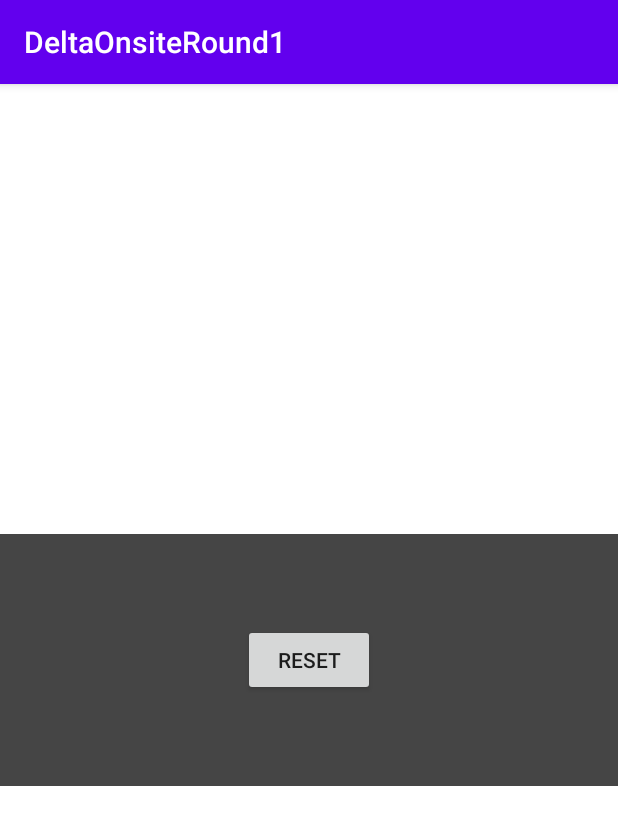
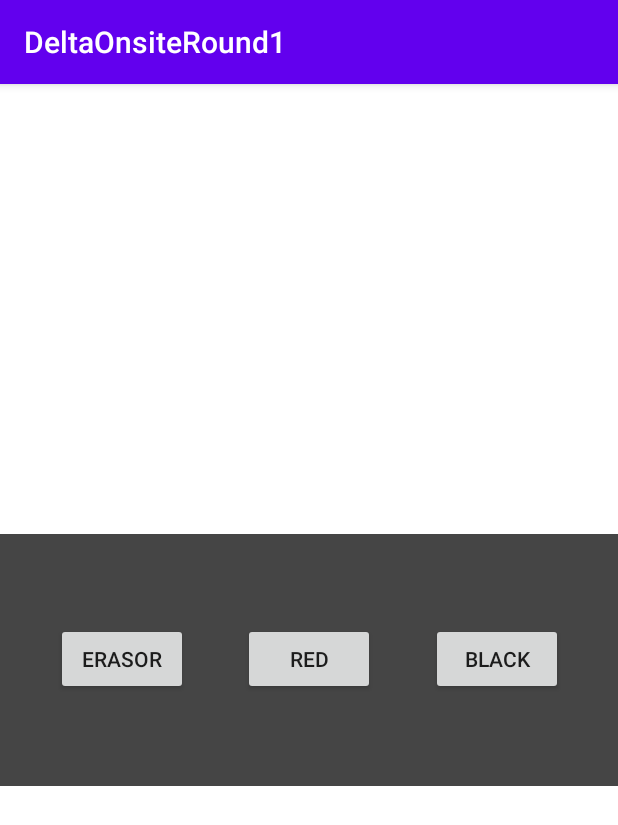
Before and after one commit to satyamurti/DeltaOnsiteRound1, an Android app: the screen it shows after launch (MainActivity), on a phone screen of 412 x 824 dp. Shown: the top 825 px of the screen. Run offline under Robolectric (Android 15) with nearby library versions, the phone set to English and light mode, and no system bars.

Commit message:
initial commit 4

```diff
--- /dev/null
+++ b/app/src/main/java/com/mrspd/deltaonsiteround1/DrawingView.kt
@@ -0,0 +1,71 @@
+package com.mrspd.deltaonsiteround1
+
+import android.content.Context
+import android.graphics.Canvas
+import android.graphics.Color
+import android.graphics.Paint
+import android.graphics.Path
+import android.view.MotionEvent
+import android.view.View
+
+
+class DrawingView(context: Context?) : View(context) {
+    var mX = 50f
+    var mY = 50f
+    private val circlePaint: Paint
+    private val circlePath: Path
+    override fun onDraw(canvas: Canvas) {
+        super.onDraw(canvas)
+        canvas.drawPath(path, paint)
+        canvas.drawPath(circlePath, circlePaint)
+        postInvalidate()
+    }
+
+    override fun onTouchEvent(event: MotionEvent): Boolean {
+        super.onTouchEvent(event)
+        mX = event.x
+        mY = event.y
+        when (event.action) {
+            MotionEvent.ACTION_DOWN -> {
+                path.moveTo(mX, mY)
+            }
+            MotionEvent.ACTION_MOVE -> {
+                circlePath.reset()
+                circlePath.addCircle(mX, mY, 30F, Path.Direction.CW)
+                path.lineTo(mX, mY)
+            }
+            MotionEvent.ACTION_UP -> {
+                return false
+            }
+        }
+        invalidate()
+        return true
+    }
+
+    companion object {
+        var paint: Paint = Paint()
+        var path: Path = Path()
+
+
+    }
+
+    init {
+        paint = Paint()
+        path = Path()
+        paint.isAntiAlias = true
+        paint.isDither = true
+        paint.color = Color.GREEN
+        paint.style = Paint.Style.STROKE
+        paint.strokeJoin = Paint.Join.ROUND
+        paint.strokeCap = Paint.Cap.ROUND
+        paint.strokeWidth = 12f
+
+        circlePaint = Paint()
+        circlePath = Path()
+        circlePaint.isAntiAlias = true
+        circlePaint.color = Color.BLUE
+        circlePaint.style = Paint.Style.STROKE
+        circlePaint.strokeJoin = Paint.Join.MITER
+        circlePaint.strokeWidth = 4f
+    }
+}
--- a/app/src/main/java/com/mrspd/deltaonsiteround1/Fragment1.kt
+++ b/app/src/main/java/com/mrspd/deltaonsiteround1/Fragment1.kt
@@ -1,167 +1,70 @@
 package com.mrspd.deltaonsiteround1
 
 import android.content.Context
-import android.graphics.*
+import android.graphics.Path
 import android.os.Bundle
-import android.util.Log.d
 import android.view.LayoutInflater
-import android.view.MotionEvent
 import android.view.View
 import android.view.ViewGroup
 import android.widget.RelativeLayout
 import androidx.fragment.app.Fragment
-import androidx.fragment.app.FragmentActivity
-import androidx.lifecycle.LiveData
-//import com.mrspd.deltaonsiteround1.MainActivity.Companion.pathh
 
+import com.mrspd.deltaonsiteround1.DrawingView.Companion.path
 
 class Fragment1 : Fragment() {
-    lateinit var pathsInterface: PathsInterface
-    private  var  mPath: Path = Path()
-    private lateinit var mPaint: Paint
-    lateinit var count: LiveData<Path>
+    var drawView: RelativeLayout? = null
+    var listener: Fragment1Listener? = null
 
-    companion object {
-        const val TOUCH_TOLERANCE = 4f
-        fun newInstance(): Fragment1 {
-            return Fragment1()
+    interface Fragment1Listener {
+        fun sendPath1(path: Path?)
+    }
+
+    override fun onCreateView(
+        inflater: LayoutInflater, container: ViewGroup?,
+        savedInstanceState: Bundle?
+    ): View? {
+        val rootView: View =
+            inflater.inflate(R.layout.fragment1, container, false)
+        drawView = rootView.findViewById(R.id.rect)
+        return rootView
+    }
+
+    override fun onViewCreated(
+        view: View,
+        savedInstanceState: Bundle?
+    ) {
+        super.onViewCreated(view, savedInstanceState)
+        drawingView = DrawingView(this.context)
+        drawView!!.addView(drawingView)
+        listener!!.sendPath1(path)
+
+    }
+
+    override fun onAttach(context: Context) {
+        super.onAttach(context)
+        if (context is Fragment2.Fragment2Listener) {
+            listener = context as Fragment1Listener
         }
     }
 
-    override fun onCreateView(
-        inflater: LayoutInflater,
-        container: ViewGroup?,
-        savedInstanceState: Bundle?
-    ): View? {
-
-        val rootView: View =
-            inflater.inflate(R.layout.fragment1, container, false)
-        val relativeLayout =
-            rootView.findViewById<View>(R.id.rect) as RelativeLayout
-        relativeLayout.addView(DrawingView(activity))
-
-        return rootView;
+    override fun onDetach() {
+        super.onDetach()
+        listener = null
     }
 
     override fun onActivityCreated(savedInstanceState: Bundle?) {
         super.onActivityCreated(savedInstanceState)
-        val mainActivity = MainActivity
-        mPaint = Paint()
-        mPaint.isAntiAlias = true
-        mPaint.isDither = true
-        mPaint.color = Color.GREEN
-        mPaint.style = Paint.Style.STROKE
-        mPaint.strokeJoin = Paint.Join.ROUND
-        mPaint.strokeCap = Paint.Cap.ROUND
-        mPaint.strokeWidth = 12f
-
-
-    }
-    override fun onAttach(context: Context) {
-        super.onAttach(context)
-        if (context is PathsInterface) {
-            pathsInterface = context as PathsInterface
-        } else {
-            throw RuntimeException(
-                context.toString()
-                        + " must implement FragmentAListener"
-            )
-        }
-    }
-    inner class DrawingView(context: FragmentActivity?) : View(context) {
-        val mainActivity = MainActivity
-        private lateinit var mBitmap: Bitmap
-        private lateinit var mCanvas: Canvas
-        private var mPath: Path = Path()
-        private val mBitmapPaint: Paint
-        private val circlePaint: Paint
-        private val circlePath: Path
-        override fun onSizeChanged(w: Int, h: Int, oldw: Int, oldh: Int) {
-            super.onSizeChanged(w, h, oldw, oldh)
-            mBitmap = Bitmap.createBitmap(w, h, Bitmap.Config.ARGB_8888)
-            mCanvas = Canvas(mBitmap)
-        }
-
-        override fun onDraw(canvas: Canvas) {
-            super.onDraw(canvas)
-//            pathh.value = mPath //livedata waala
-//            pathLiveData.value = mPath
-            canvas.drawBitmap(mBitmap, 0F, 0F, mBitmapPaint)
-            canvas.drawPath(mPath, mPaint)
-            canvas.drawPath(circlePath, circlePaint)
-
-        }
-
-        private var mX = 0f
-        private var mY = 0f
-         fun touch_start(x: Float, y: Float) {
-
-            mPath.moveTo(x, y)
-            mX = x
-            mY = y
-        }
-
-        private fun touch_move(x: Float, y: Float) {
-            val dx = Math.abs(x - mX)
-            val dy = Math.abs(y - mY)
-            if (dx >= TOUCH_TOLERANCE || dy >= TOUCH_TOLERANCE) {
-                mPath.quadTo(mX, mY, (x + mX) / 2, (y + mY) / 2)
-                mX = x
-                mY = y
-                circlePath.reset()
-                circlePath.addCircle(mX, mY, 30F, Path.Direction.CW)
-                pathsInterface.drawPaths(mPath, activity as MainActivity)
-                d("gghh", " out for delivery to mainactivity from fragment1 ${mPath}")
-            }
-        }
-
-
-        private fun touch_up() {
-            mPath.lineTo(mX, mY)
-            circlePath.reset()
-            mCanvas.drawPath(mPath, mPaint)
-        }
-
-        override fun onTouchEvent(event: MotionEvent): Boolean {
-            val x = event.x
-            val y = event.y
-            when (event.action) {
-                MotionEvent.ACTION_DOWN -> {
-                    touch_start(x, y)
-                    invalidate()
-                }
-                MotionEvent.ACTION_MOVE -> {
-
-                    touch_move(x, y)
-                    invalidate()
-                }
-                MotionEvent.ACTION_UP -> {
-                    touch_up()
-                    invalidate()
-                }
-            }
-            return true
-        }
-
-        init {
-            mPaint = Paint()
-//            if (pathh.value == null){
-//                pathh.value = mPath
-//            }
-//            else{
-//                mPath = pathh.value!!
-//            }
-            mBitmapPaint = Paint(Paint.DITHER_FLAG)
-            circlePaint = Paint()
-            circlePath = Path()
-            circlePaint.isAntiAlias = true
-            circlePaint.color = Color.BLUE
-            circlePaint.style = Paint.Style.STROKE
-            circlePaint.strokeJoin = Paint.Join.MITER
-            circlePaint.strokeWidth = 4f
-        }
-
 
     }
 
+    companion object {
+        var drawingView: DrawingView? = null
+        fun newInstance(): Fragment1 {
+            return Fragment1()
+        }
+
+        fun updatePath1(pathh: Path?) {
+            path = pathh!!
+        }
+    }
 }
--- a/app/src/main/java/com/mrspd/deltaonsiteround1/Fragment2.kt
+++ b/app/src/main/java/com/mrspd/deltaonsiteround1/Fragment2.kt
@@ -1,175 +1,69 @@
 package com.mrspd.deltaonsiteround1
 
 import android.content.Context
-import android.graphics.*
+import android.graphics.Path
 import android.os.Bundle
-import android.util.Log
-import android.util.Log.d
 import android.view.LayoutInflater
-import android.view.MotionEvent
 import android.view.View
 import android.view.ViewGroup
 import android.widget.RelativeLayout
 import androidx.fragment.app.Fragment
-import androidx.lifecycle.LiveData
+import com.mrspd.deltaonsiteround1.DrawingView.Companion.path
 
+class Fragment2 : Fragment() {
+    var drawView: RelativeLayout? = null
+    var listener: Fragment2Listener? = null
 
-class Fragment2 : Fragment(), PathsInterface {
-    var flag = true
+    interface Fragment2Listener {
+        fun sendPath2(path: Path?)
+    }
 
-    private lateinit var mPaint: Paint
-    private var mPath: Path = Path()
-    companion object {
-        const val TOUCH_TOLERANCE = 4f
-        fun newInstance(): Fragment1 {
-            return Fragment1()
+    override fun onCreateView(
+        inflater: LayoutInflater, container: ViewGroup?,
+        savedInstanceState: Bundle?
+    ): View? {
+        val rootView: View =
+            inflater.inflate(R.layout.fragment2, container, false)
+        drawView = rootView.findViewById(R.id.rect)
+        return rootView
+    }
+
+    override fun onViewCreated(
+        view: View,
+        savedInstanceState: Bundle?
+    ) {
+        super.onViewCreated(view, savedInstanceState)
+        drawingView = DrawingView(this.context)
+        drawView!!.addView(drawingView)
+        listener!!.sendPath2(path)
+
+    }
+
+    override fun onAttach(context: Context) {
+        super.onAttach(context)
+        if (context is Fragment1.Fragment1Listener) {
+            listener = context as Fragment2Listener
         }
     }
-    lateinit var drawingView: DrawingView
-    override fun onAttach(context: Context) {
-        super.onAttach(context)
-        drawingView = DrawingView(context)
-    }
-    override fun onCreateView(
-        inflater: LayoutInflater,
-        container: ViewGroup?,
-        savedInstanceState: Bundle?
-    ): View? {
-        drawingView = DrawingView(activity as MainActivity)
-        val rootView: View =
-            inflater.inflate(R.layout.fragment2, container, false)
-        val relativeLayout =
-            rootView.findViewById<View>(R.id.rect) as RelativeLayout
-        relativeLayout.addView(drawingView)
 
-        return rootView;
+    override fun onDetach() {
+        super.onDetach()
+        listener = null
     }
 
     override fun onActivityCreated(savedInstanceState: Bundle?) {
         super.onActivityCreated(savedInstanceState)
-        mPaint = Paint()
-        mPaint.isAntiAlias = true
-        mPaint.isDither = true
-        mPaint.color = Color.GREEN
-        mPaint.style = Paint.Style.STROKE
-        mPaint.strokeJoin = Paint.Join.ROUND
-        mPaint.strokeCap = Paint.Cap.ROUND
-        mPaint.strokeWidth = 12f
-//        count = MutableLiveData<Path>()
-//
-//        count.observe(this, Observer {
-//            Log.d("gghh", "changes observed")
-//            mPath = it
-//            DrawingView(context as MainActivity).postInvalidate()
-//        })
-
-//        btReset2.setOnClickListener {
-//            pathh.reset()
-//            DrawingView(activity).touch_start(0F,0F)
-//            flag = false
-//        }
-    }
-
-    inner class DrawingView(context: Context?) : View(context) {
-
-        private lateinit var mBitmap: Bitmap
-        private var mCanvas: Canvas = Canvas()
-        private var mPath: Path = Path()
-        private val mBitmapPaint: Paint
-        private val circlePaint: Paint
-        private val circlePath: Path
-        override fun onSizeChanged(w: Int, h: Int, oldw: Int, oldh: Int) {
-            super.onSizeChanged(w, h, oldw, oldh)
-            mBitmap = Bitmap.createBitmap(w, h, Bitmap.Config.ARGB_8888)
-            mCanvas = Canvas(mBitmap)
-        }
-
-
-        override fun onDraw(canvas: Canvas) {
-            super.onDraw(canvas)
-            d("gghh", "hii there its ondraw")
-            canvas.drawBitmap(mBitmap, 0F, 0F, mBitmapPaint)
-            canvas.drawPath(mPath, mPaint)
-            canvas.drawPath(circlePath, circlePaint)
-
-        }
-
-        private var mX = 0f
-        private var mY = 0f
-        fun touch_start(x: Float, y: Float) {
-            if (!flag) {
-                mPath.reset()
-                flag = true
-            }
-            mPath.moveTo(x, y)
-            mX = x
-            mY = y
-        }
-
-        private fun touch_move(x: Float, y: Float) {
-            val dx = Math.abs(x - mX)
-            val dy = Math.abs(y - mY)
-            if (dx >= TOUCH_TOLERANCE || dy >= TOUCH_TOLERANCE) {
-                mPath.quadTo(mX, mY, (x + mX) / 2, (y + mY) / 2)
-                mX = x
-                mY = y
-                circlePath.reset()
-                circlePath.addCircle(mX, mY, 30F, Path.Direction.CW)
-            }
-        }
-
-        private fun touch_up() {
-            mPath.lineTo(mX, mY)
-            circlePath.reset()
-            mCanvas.drawPath(mPath, mPaint)
-        }
-
-        fun redrawpaths(path: Path) {
-            mPath = path
-            d("gghh", "inside  Redrawpaths fun")
-            invalidate()
-        }
-
-        override fun onTouchEvent(event: MotionEvent): Boolean {
-            val x = event.x
-            val y = event.y
-            when (event.action) {
-                MotionEvent.ACTION_DOWN -> {
-                    touch_start(x, y)
-                    invalidate()
-                }
-                MotionEvent.ACTION_MOVE -> {
-                    touch_move(x, y)
-                    invalidate()
-                }
-                MotionEvent.ACTION_UP -> {
-                    touch_up()
-                    invalidate()
-                }
-            }
-            return true
-        }
-
-        init {
-            mPaint = Paint()
-            mBitmapPaint = Paint(Paint.DITHER_FLAG)
-            circlePaint = Paint()
-            circlePath = Path()
-            circlePaint.isAntiAlias = true
-            circlePaint.color = Color.BLUE
-            circlePaint.style = Paint.Style.STROKE
-            circlePaint.strokeJoin = Paint.Join.MITER
-            circlePaint.strokeWidth = 4f
-        }
-
 
     }
 
-    override fun drawPaths(path: Path, contextt: Context) {
-        mPath = path
+    companion object {
+        var drawingView: DrawingView? = null
+        fun newInstance(): Fragment2 {
+            return Fragment2()
+        }
 
-        Log.d("gghh", " delivered to fragment2")
-        drawingView.invalidate()
-//        this.DrawingView(contextt).redrawpaths(path)
+        fun updatePath2(pathh: Path?) {
+            path = pathh!!
+        }
     }
 }
--- a/app/src/main/java/com/mrspd/deltaonsiteround1/MainActivity.kt
+++ b/app/src/main/java/com/mrspd/deltaonsiteround1/MainActivity.kt
@@ -1,60 +1,55 @@
 package com.mrspd.deltaonsiteround1
 
-import android.content.Context
 import android.content.Intent
+import android.graphics.Color
 import android.graphics.Path
 import android.os.Bundle
-import android.util.Log
 import android.view.View
 import androidx.appcompat.app.AppCompatActivity
-import androidx.fragment.app.Fragment
-import androidx.lifecycle.MutableLiveData
 import androidx.navigation.NavController
-import kotlinx.android.synthetic.main.activity_main.*
+import com.mrspd.deltaonsiteround1.DrawingView.Companion.paint
 
 
-class MainActivity : AppCompatActivity() , PathsInterface {
+class MainActivity : AppCompatActivity() , Fragment1.Fragment1Listener, Fragment2.Fragment2Listener {
 
     private lateinit var navController: NavController
     override fun onCreate(savedInstanceState: Bundle?) {
         super.onCreate(savedInstanceState)
         setContentView(R.layout.activity_main)
-//
-//        //Getting the Navigation Controller
-//        navController = Navigation.findNavController(this, R.id.fragment)
-//
-//        //Setting the navigation controller to Bottom Nav
-//        bottomNav.setupWithNavController(navController)
-//
-//
-//        //Setting up the action bar
-//        NavigationUI.setupActionBarWithNavController(this, navController)
+    }
+
+//    fun Reset(view: View) {
+//        val intent = intent
+//        overridePendingTransition(0, 0)
+//        intent.addFlags(Intent.FLAG_ACTIVITY_NO_ANIMATION)
+//        finish()
+//        overridePendingTransition(0, 0)
+//        startActivity(intent)
+//    }
+
+    override fun sendPath1(path: Path?) {
+        Fragment2.updatePath2(path);
+    }
+
+    override fun sendPath2(path: Path?) {
+        Fragment1.updatePath1(path);
+    }
+
+    fun Red(view: View) {
+        paint.setColor(Color.RED)
+    }
+    fun Black(view: View) {
+        paint.setColor(Color.BLACK)
 
     }
-companion object{
-// var pathh  = MutableLiveData<Path>()
-}
-
-    fun Reset(view: View) {
+    fun Erase(view: View) {
         val intent = intent
         overridePendingTransition(0, 0)
         intent.addFlags(Intent.FLAG_ACTIVITY_NO_ANIMATION)
         finish()
-//        pathh = MutableLiveData()
         overridePendingTransition(0, 0)
         startActivity(intent)
+
     }
 
-
-
-    override  fun drawPaths(path: Path , context: Context) {
-        Log.d("gghh", " out for delivery to fragment2")
-
-//        var fragment :Fragment2 = supportFragmentManager.findFragmentById(R.id.fragment2) as Fragment2
-        Fragment2().drawPaths(path , this)
 }
-    //Setting Up the back button
-//    override fun onSupportNavigateUp(): Boolean {
-//        return NavigationUI.navigateUp(navController, null)
-//    }
-}
--- a/app/src/main/java/com/mrspd/deltaonsiteround1/PathsInterface.kt
+++ b/app/src/main/java/com/mrspd/deltaonsiteround1/PathsInterface.kt
@@ -7,7 +7,3 @@ import android.graphics.Path
 interface PathsInterface {
     fun drawPaths(path: android.graphics.Path, context: Context)
 }
-
-interface Invalidator {
-    fun invalidatee()
-}
--- a/app/src/main/res/layout/activity_main.xml
+++ b/app/src/main/res/layout/activity_main.xml
@@ -14,21 +14,55 @@
         android:layout_width="match_parent"
         android:layout_height="300dp"
         android:layout_weight="1"
-        app:defaultNavHost="true"
         app:layout_constraintStart_toStartOf="parent"
         app:layout_constraintTop_toTopOf="parent"
-        app:navGraph="@navigation/bottomnav" />
+ />
+
+<!--    <Button-->
+<!--        android:id="@+id/button"-->
+<!--        android:layout_width="wrap_content"-->
+<!--        android:layout_height="wrap_content"-->
+<!--        android:onClick="Reset"-->
+<!--        android:text="Reset"-->
+<!--        app:layout_constraintBottom_toTopOf="@+id/fragment2"-->
+<!--        app:layout_constraintStart_toStartOf="parent"-->
+<!--        app:layout_constraintTop_toBottomOf="@+id/fragment1" />-->
 
     <Button
-        android:id="@+id/button"
+        android:id="@+id/black"
         android:layout_width="wrap_content"
         android:layout_height="wrap_content"
-        android:text="Reset"
-        android:onClick="Reset"
+        android:onClick="Black"
+        android:text="Black"
+        app:layout_constraintBottom_toTopOf="@+id/fragment2"
+        app:layout_constraintEnd_toEndOf="parent"
+        app:layout_constraintStart_toEndOf="@+id/red"
+        app:layout_constraintTop_toBottomOf="@+id/fragment1"
+        app:layout_constraintVertical_bias="0.493" />
+
+    <Button
+        android:id="@+id/red"
+        android:layout_width="wrap_content"
+        android:layout_height="wrap_content"
+        android:onClick="Red"
+        android:text="RED"
         app:layout_constraintBottom_toTopOf="@+id/fragment2"
         app:layout_constraintEnd_toEndOf="parent"
         app:layout_constraintStart_toStartOf="parent"
-        app:layout_constraintTop_toBottomOf="@+id/fragment1" />
+        app:layout_constraintTop_toBottomOf="@+id/fragment1"
+        app:layout_constraintVertical_bias="0.493" />
+
+    <Button
+        android:id="@+id/erasor"
+        android:layout_width="wrap_content"
+        android:layout_height="wrap_content"
+        android:onClick="Erase"
+        android:text="Erasor"
+        app:layout_constraintBottom_toTopOf="@+id/fragment2"
+        app:layout_constraintEnd_toStartOf="@+id/red"
+        app:layout_constraintStart_toStartOf="parent"
+        app:layout_constraintTop_toBottomOf="@+id/fragment1"
+        app:layout_constraintVertical_bias="0.493" />
 
     <fragment
         android:id="@+id/fragment2"
@@ -36,21 +70,11 @@
         android:layout_width="match_parent"
         android:layout_height="300dp"
         android:layout_weight="1"
-        app:defaultNavHost="true"
         app:layout_constraintBottom_toBottomOf="parent"
         app:layout_constraintEnd_toEndOf="parent"
         app:layout_constraintStart_toStartOf="parent"
-        app:navGraph="@navigation/bottomnav" />
+ />
 
-    <!--    <com.google.android.material.bottomnavigation.BottomNavigationView-->
-    <!--        android:id="@+id/bottomNav"-->
-    <!--        android:layout_width="match_parent"-->
-    <!--        android:layout_height="50dp"-->
-    <!--        android:background="#151515"-->
-    <!--        app:itemTextColor="#fff"-->
-    <!--        app:layout_constraintBottom_toBottomOf="parent"-->
-    <!--        app:menu="@menu/menu_bottom_main"-->
-    <!--        tools:layout_editor_absoluteX="0dp" />-->
 
 
 </androidx.constraintlayout.widget.ConstraintLayout>
--- a/app/src/main/res/menu/menu_bottom_main.xml
+++ /dev/null
@@ -1,11 +0,0 @@
-<?xml version="1.0" encoding="utf-8"?>
-<menu xmlns:android="http://schemas.android.com/apk/res/android">
-    <item
-        android:id="@+id/fragment1"
-        android:icon="@drawable/ic_baseline_compass_calibration_24"
-        android:title="Fragment1" />
-    <item
-        android:id="@+id/fragment2"
-        android:icon="@drawable/ic_baseline_compass_calibration_24"
-        android:title="Fragment2" />
-</menu>
--- a/app/src/main/res/navigation/bottomnav.xml
+++ /dev/null
@@ -1,22 +0,0 @@
-<?xml version="1.0" encoding="utf-8"?>
-<navigation xmlns:android="http://schemas.android.com/apk/res/android"
-    xmlns:app="http://schemas.android.com/apk/res-auto" android:id="@+id/bottomnav"
-    app:startDestination="@id/fragment1">
-
-    <fragment
-        android:id="@+id/fragment1"
-        android:name="com.mrspd.deltaonsiteround1.Fragment1"
-        android:label="Fragment1" >
-        <action
-            android:id="@+id/action_fragment1_to_fragment2"
-            app:destination="@id/fragment2" />
-    </fragment>
-    <fragment
-        android:id="@+id/fragment2"
-        android:name="com.mrspd.deltaonsiteround1.Fragment2"
-        android:label="Fragment2" >
-        <action
-            android:id="@+id/action_fragment2_to_fragment1"
-            app:destination="@id/fragment1" />
-    </fragment>
-</navigation>
```
Also changed, not shown: 4 other files.
